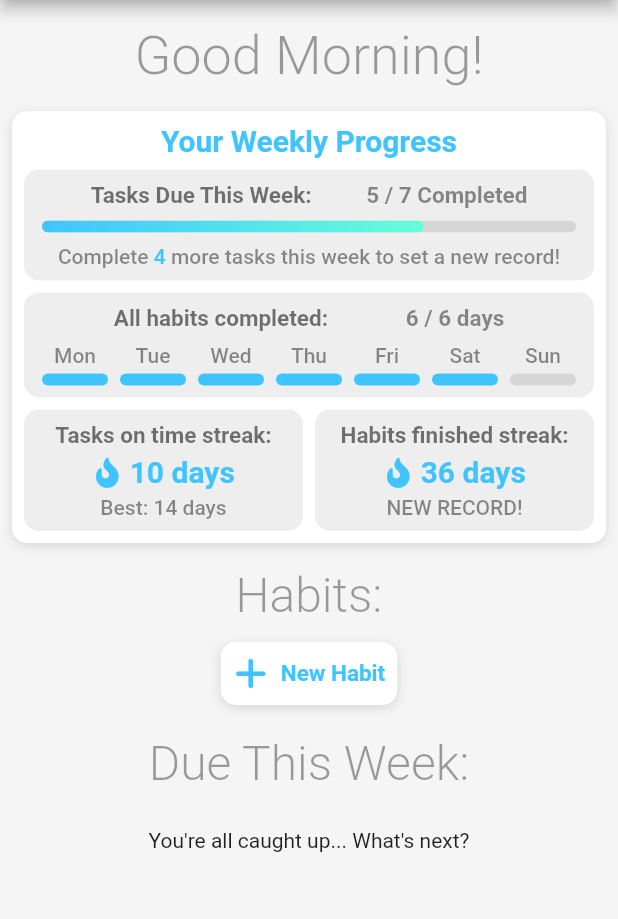
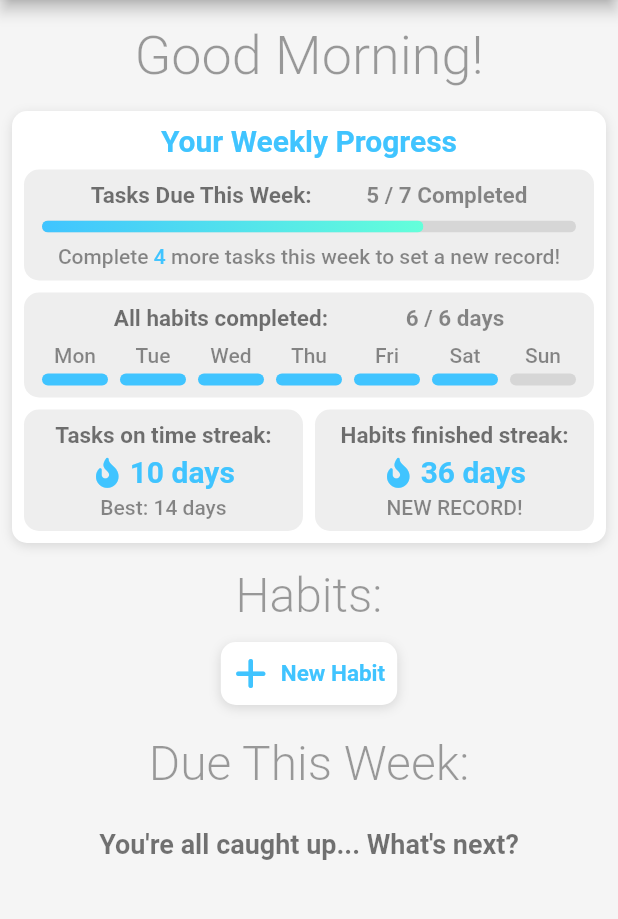
Before and after one commit to imclerran/achiever_app, a Flutter app: the screen it shows after launch, on a phone screen of 412 x 824 dp, the part 84-1003 px from its top. Run offline on Flutter 3.47's test engine with Material 2 defaults, Android fonts, the light colour scheme and no system bars; drawn by our look-alikes of simple_gradient_text; our stand-ins replace equatable, flutter_bloc, flutter_font_icons, hydrated_bloc, vibration.

Commit message:
refactor HomeScreen code

```diff
--- a/lib/screens/home_screen.dart
+++ b/lib/screens/home_screen.dart
@@ -6,7 +6,6 @@ import 'package:flutter/material.dart';
 import 'package:flutter/services.dart';
 import 'package:flutter_bloc/flutter_bloc.dart';
 import 'package:simple_gradient_text/simple_gradient_text.dart';
-//import 'package:achiever_app/data/data.dart';
 import 'package:achiever_app/data/app_theme.dart';
 import 'package:flutter_font_icons/flutter_font_icons.dart';
 
@@ -67,28 +66,7 @@ class _HomeScreenState extends State<HomeScreen> {
                   centerTitle: true,
                   titlePadding: EdgeInsets.all(8.0),
                 ),
-                actions: [
-                  ClipRRect(
-                    borderRadius: BorderRadius.circular(10.0),
-                    child: TextButton(
-                      onPressed: () {},
-                      child: Row(
-                        children: [
-                          Icon(
-                            FontAwesome.plus,
-                            color: AppThemeLight.accentColor,
-                            size: 22.0,
-                          ),
-                          SizedBox(width: 4),
-                          Text(
-                            "New",
-                            style: AppThemeLight.h3,
-                          ),
-                        ],
-                      ),
-                    ),
-                  ),
-                ],
+                actions: [_buildNewTaskActionButton(context)],
               ),
               SliverList(
                 delegate: SliverChildBuilderDelegate(
@@ -162,6 +140,7 @@ class _HomeScreenState extends State<HomeScreen> {
         child: Center(
           child: Text(
             "You're all caught up... What's next?",
+            style: theme.h4,
           ),
         ),
       );
@@ -180,4 +159,28 @@ class _HomeScreenState extends State<HomeScreen> {
           tasksDueAfterThisWeek[index - sliverListOffsetAfterThisWeek - 1]);
     return Container();
   }
+
+  Widget _buildNewTaskActionButton(BuildContext context) {
+    var theme = AppTheme(MediaQuery.platformBrightnessOf(context));
+    return ClipRRect(
+      borderRadius: BorderRadius.circular(10.0),
+      child: TextButton(
+        onPressed: () {},
+        child: Row(
+          children: [
+            Icon(
+              FontAwesome.plus,
+              color: theme.accentColor,
+              size: 22.0,
+            ),
+            SizedBox(width: 4),
+            Text(
+              "New",
+              style: theme.h3,
+            ),
+          ],
+        ),
+      ),
+    );
+  }
 }
```
